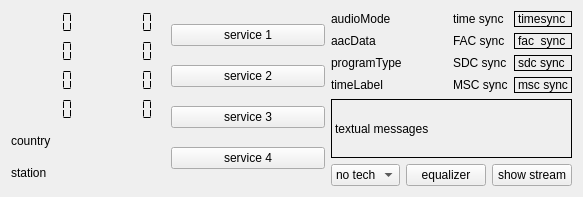
The window that decoders/drm-decoder/drm-decoder.ui (JvanKatwijk/drmplus) describes before a commit, drawn with Qt 5.
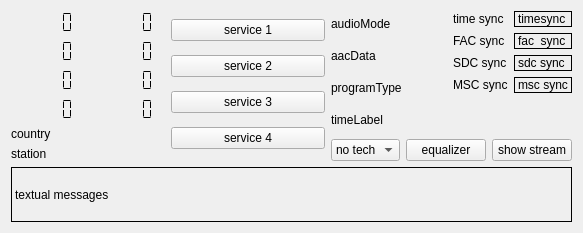
The same window after the commit.

Patch:
```diff
--- a/decoders/drm-decoder/drm-decoder.ui
+++ b/decoders/drm-decoder/drm-decoder.ui
@@ -7,12 +7,14 @@
     <x>0</x>
     <y>0</y>
     <width>583</width>
-    <height>197</height>
+    <height>233</height>
    </rect>
   </property>
   <property name="windowTitle">
    <string>drm decoder</string>
   </property>
+  <layout class="QVBoxLayout" name="verticalLayout_6">
+   <item>
   <layout class="QHBoxLayout" name="horizontalLayout_3">
    <item>
     <layout class="QVBoxLayout" name="verticalLayout_5">
@@ -315,16 +317,6 @@
        </item>
       </layout>
      </item>
-     <item>
-      <widget class="QLabel" name="messageLabel">
-       <property name="frameShape">
-        <enum>QFrame::Box</enum>
-       </property>
-       <property name="text">
-        <string>textual messages</string>
-       </property>
-      </widget>
-     </item>
      <item>
       <layout class="QHBoxLayout" name="horizontalLayout">
        <item>
@@ -368,6 +360,18 @@
       </layout>
      </item>
     </layout>
+     </item>
+    </layout>
+   </item>
+   <item>
+    <widget class="QLabel" name="messageLabel">
+     <property name="frameShape">
+      <enum>QFrame::Box</enum>
+     </property>
+     <property name="text">
+      <string>textual messages</string>
+     </property>
+    </widget>
    </item>
   </layout>
  </widget>
```
Lines whose indentation alone changed are shown as unchanged.
